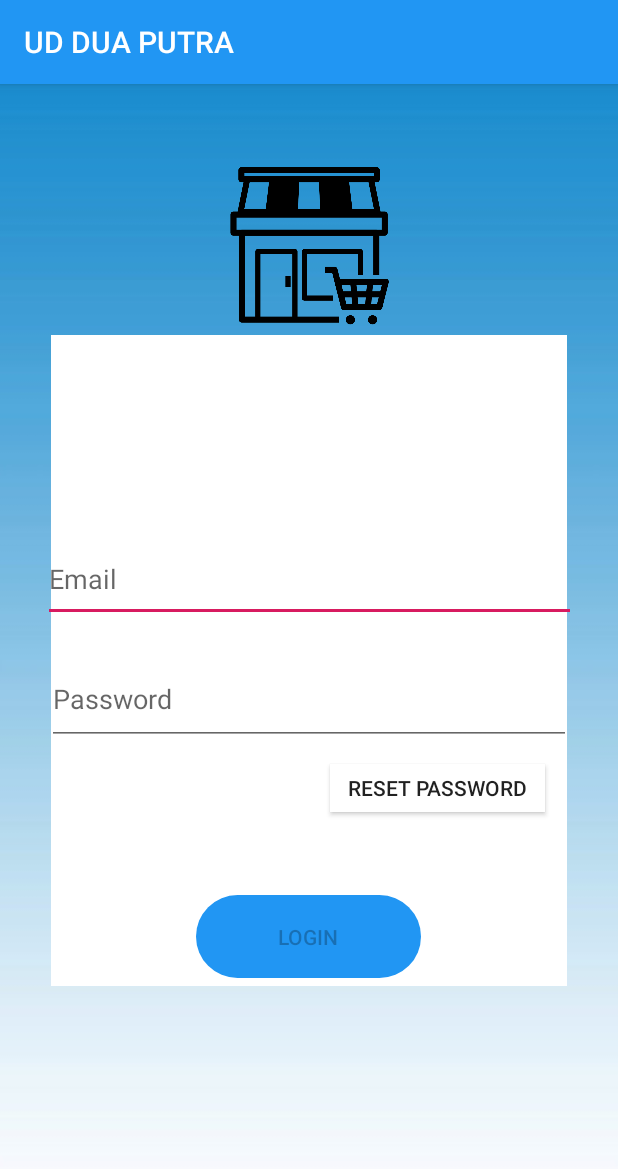
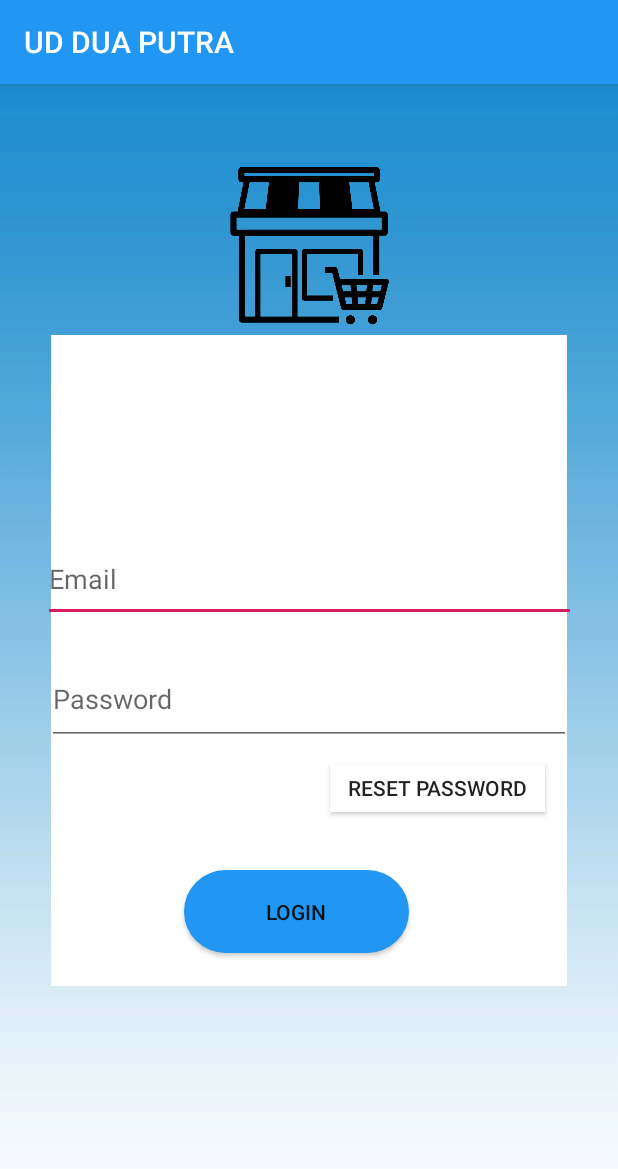
Before and after one commit to finkystudent/UD_DUA_PUTRA, an Android app: the screen it shows after launch (login), on a phone screen of 412 x 824 dp. Shown: the top 1169 px of the screen. Run offline under Robolectric (Android 15) with nearby library versions, the light colour scheme and no system bars.

Commit message:
pembenahan intent button

```diff
--- a/app/src/main/res/layout/activity_login.xml
+++ b/app/src/main/res/layout/activity_login.xml
@@ -18,23 +18,6 @@
         app:layout_constraintStart_toStartOf="parent"
         app:layout_constraintTop_toTopOf="parent"
         tools:ignore="MissingConstraints" />
-
-
-    <Button
-        android:id="@+id/login"
-        android:layout_width="wrap_content"
-        android:layout_height="wrap_content"
-        android:layout_gravity="start"
-        android:layout_marginBottom="64dp"
-        android:background="@drawable/custom_button"
-        android:enabled="false"
-        android:text="LOGIN"
-        app:layout_constraintBottom_toBottomOf="parent"
-        app:layout_constraintEnd_toEndOf="parent"
-        app:layout_constraintHorizontal_bias="0.498"
-        app:layout_constraintStart_toStartOf="parent"
-        app:layout_constraintTop_toTopOf="parent"
-        app:layout_constraintVertical_bias="0.834" />
 
     <EditText
         android:id="@+id/editText"
@@ -68,11 +51,14 @@
         android:layout_height="32dp"
         android:layout_marginStart="220dp"
         android:background="@color/white"
-        android:text="reset password"
+        android:text="RESET PASSWORD"
+        android:onClick="ResetPassword"
         app:layout_constraintBottom_toBottomOf="parent"
         app:layout_constraintStart_toStartOf="parent"
         app:layout_constraintTop_toTopOf="parent"
-        app:layout_constraintVertical_bias="0.616" />
+        app:layout_constraintVertical_bias="0.616"
+        tools:ignore="OnClick" />
+
 
     <ImageView
         android:id="@+id/imageView5"
@@ -85,4 +71,19 @@
         app:layout_constraintVertical_bias="0.035"
         app:srcCompat="@drawable/splashscreen" />
 
+    <Button
+        android:id="@+id/button7"
+        android:layout_width="wrap_content"
+        android:layout_height="wrap_content"
+        android:background="@drawable/custom_button"
+        android:text="LOGIN"
+        android:onClick="Login"
+        app:layout_constraintBottom_toBottomOf="parent"
+        app:layout_constraintEnd_toEndOf="parent"
+        app:layout_constraintHorizontal_bias="0.467"
+        app:layout_constraintStart_toStartOf="parent"
+        app:layout_constraintTop_toTopOf="parent"
+        app:layout_constraintVertical_bias="0.735"
+        tools:ignore="OnClick"/>
+
 </androidx.constraintlayout.widget.ConstraintLayout>
--- a/app/src/main/res/layout/activity_tampilan__utama.xml
+++ b/app/src/main/res/layout/activity_tampilan__utama.xml
@@ -63,12 +63,14 @@
         android:layout_height="50dp"
         android:background="@drawable/custom_button"
         android:text="LAP.AKTIVITAS"
+        android:onClick="Lap_Aktivitas"
         app:layout_constraintBottom_toBottomOf="parent"
         app:layout_constraintEnd_toEndOf="parent"
         app:layout_constraintHorizontal_bias="0.159"
         app:layout_constraintStart_toStartOf="parent"
         app:layout_constraintTop_toTopOf="parent"
-        app:layout_constraintVertical_bias="0.555" />
+        app:layout_constraintVertical_bias="0.555"
+        tools:ignore="OnClick" />
 
     <Button
         android:id="@+id/button2"
```
Also changed, not shown: app/src/main/java/com/example/udduaputra/Tampilan_Utama.java (+7 -0 lines), app/src/main/java/com/example/udduaputra/login.java (+8 -2 lines).
